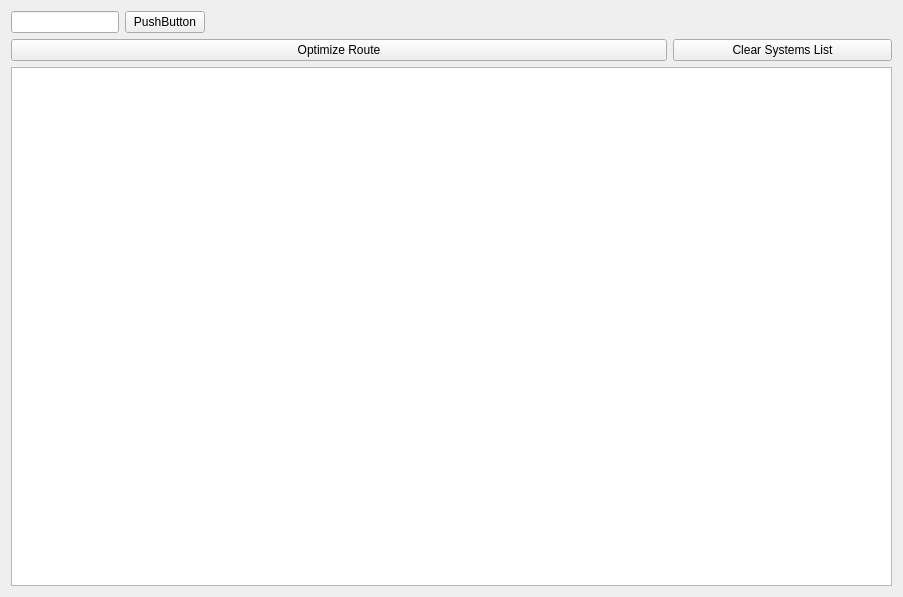
Before: the Qt Designer form widgets/roundtripwidget.ui in alexzk1/ed_highway, drawn with Qt 5.
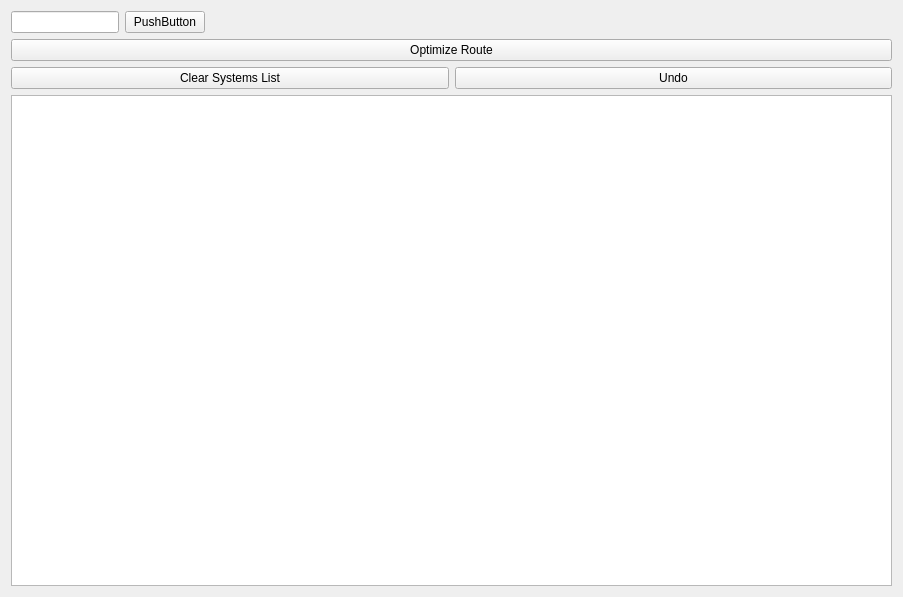
After: the same form once the commit is applied. Icons and pictures are not drawn. Custom widgets are drawn as their Qt base class.

Commit message: added undo for optimizer list. Damn pity to clear list once 100 systems entered

Patch:
```diff
--- a/widgets/roundtripwidget.ui
+++ b/widgets/roundtripwidget.ui
@@ -59,8 +59,41 @@
     </layout>
    </item>
    <item>
-    <layout class="QHBoxLayout" name="horizontalLayout_3">
-     <item>
+    <layout class="QGridLayout" name="gridLayout">
+     <item row="1" column="0">
+      <widget class="QPushButton" name="btnClear">
+       <property name="sizePolicy">
+        <sizepolicy hsizetype="Minimum" vsizetype="Fixed">
+         <horstretch>1</horstretch>
+         <verstretch>0</verstretch>
+        </sizepolicy>
+       </property>
+       <property name="text">
+        <string>Clear Systems List</string>
+       </property>
+      </widget>
+     </item>
+     <item row="1" column="1">
+      <widget class="QPushButton" name="btnUndo">
+       <property name="text">
+        <string>Undo</string>
+       </property>
+       <property name="icon">
+        <iconset resource="../resources.qrc">
+         <normaloff>:/images/Undo.png</normaloff>:/images/Undo.png</iconset>
+       </property>
+       <property name="iconSize">
+        <size>
+         <width>16</width>
+         <height>16</height>
+        </size>
+       </property>
+       <property name="shortcut">
+        <string>Ctrl+Z</string>
+       </property>
+      </widget>
+     </item>
+     <item row="0" column="0" colspan="2">
       <widget class="QPushButton" name="btnCalc">
        <property name="sizePolicy">
         <sizepolicy hsizetype="Minimum" vsizetype="Fixed">
@@ -74,18 +107,15 @@
        <property name="text">
         <string>Optimize Route</string>
        </property>
-      </widget>
-     </item>
-     <item>
-      <widget class="QPushButton" name="btnClear">
-       <property name="sizePolicy">
-        <sizepolicy hsizetype="Minimum" vsizetype="Fixed">
-         <horstretch>1</horstretch>
-         <verstretch>0</verstretch>
-        </sizepolicy>
+       <property name="icon">
+        <iconset resource="../resources.qrc">
+         <normaloff>:/images/Start here.png</normaloff>:/images/Start here.png</iconset>
        </property>
-       <property name="text">
-        <string>Clear Systems List</string>
+       <property name="iconSize">
+        <size>
+         <width>32</width>
+         <height>32</height>
+        </size>
        </property>
       </widget>
      </item>
```
The commit also changes 7 other files.
